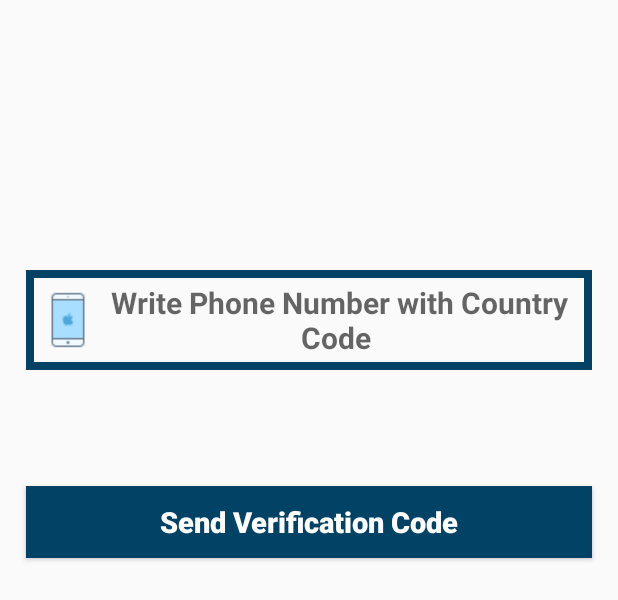
After one commit to gagansarwara/ChatBox---The-Chatting-App, an Android app: the layout activity_phone_login.xml on its own in the app's theme, with its tools: preview values and no code run, on a phone screen of 412 x 824 dp. The commit adds this screen. Shown: the top 600 px of the screen. Run offline under Robolectric (Android 15) with nearby library versions, the phone set to English and light mode, and no system bars.

Commit message:
Phone Authentication Designing and Functioning on Firebase Database

```diff
--- a/app/src/main/AndroidManifest.xml
+++ b/app/src/main/AndroidManifest.xml
@@ -1,8 +1,9 @@
 <?xml version="1.0" encoding="utf-8"?>
 <manifest xmlns:android="http://schemas.android.com/apk/res/android"
-    package="com.example.chatbox" >
+    package="com.example.chatbox">
 
     <uses-permission android:name="android.permission.INTERNET" />
+
 
     <application
         android:allowBackup="true"
@@ -10,13 +11,13 @@
         android:label="@string/app_name"
         android:roundIcon="@mipmap/ic_launcher_round"
         android:supportsRtl="true"
-        android:theme="@style/AppTheme" >
-        <activity android:name=".GroupChatActivity" >
-        </activity>
+        android:theme="@style/AppTheme">
+        <activity android:name=".PhoneLoginActivity"></activity>
+        <activity android:name=".GroupChatActivity"></activity>
         <activity android:name=".SettingsActivity" />
         <activity android:name=".RegisterActivity" />
         <activity android:name=".LoginActivity" />
-        <activity android:name=".MainActivity" >
+        <activity android:name=".MainActivity">
             <intent-filter>
                 <action android:name="android.intent.action.MAIN" />
 
--- a/app/src/main/java/com/example/chatbox/LoginActivity.java
+++ b/app/src/main/java/com/example/chatbox/LoginActivity.java
@@ -56,6 +56,18 @@ public class LoginActivity extends AppCompatActivity {
             @Override
             public void onClick(View v) {
                 AllowUserToLogin();
+            }
+        });
+
+        // Setting up listener for phone login button
+        PhoneLoginButton.setOnClickListener(new View.OnClickListener()
+        {
+            @Override
+            public void onClick(View v)
+            {
+                Intent phoneLoginIntent = new Intent(LoginActivity.this,PhoneLoginActivity.class);
+                startActivity(phoneLoginIntent);
+
             }
         });
     }
--- a/app/src/main/java/com/example/chatbox/MainActivity.java
+++ b/app/src/main/java/com/example/chatbox/MainActivity.java
@@ -84,7 +84,7 @@ public class MainActivity extends AppCompatActivity {
             {
                 if((dataSnapshot.child("name").exists()))   // If name is already present for Current UID
                 {
-                    Toast.makeText(MainActivity.this, "", Toast.LENGTH_SHORT).show();
+                    Toast.makeText(MainActivity.this, "WELCOME", Toast.LENGTH_SHORT).show();
                 }
                 else                                // Else screen will move to Settings Activity
                 {
--- /dev/null
+++ b/app/src/main/res/layout/activity_phone_login.xml
@@ -0,0 +1,83 @@
+<?xml version="1.0" encoding="utf-8"?>
+<RelativeLayout
+    xmlns:android="http://schemas.android.com/apk/res/android"
+    xmlns:app="http://schemas.android.com/apk/res-auto"
+    xmlns:tools="http://schemas.android.com/tools"
+    android:layout_width="match_parent"
+    android:layout_height="match_parent"
+    tools:context=".PhoneLoginActivity">
+
+    <EditText
+        android:id="@+id/phone_number_input"
+        android:layout_width="match_parent"
+        android:layout_height="wrap_content"
+        android:layout_alignParentStart="true"
+        android:layout_marginStart="17dp"
+        android:layout_marginEnd="17dp"
+        android:layout_marginTop="180dp"
+        android:background="@drawable/inputs"
+        android:padding="8dp"
+        android:hint="Write Phone Number with Country Code "
+        android:textAllCaps="false"
+        android:textSize="20sp"
+        android:drawableStart="@drawable/phone"
+        android:textAlignment="center"
+        android:textStyle="bold"
+        />
+
+    <EditText
+        android:id="@+id/verification_code_input"
+        android:layout_width="match_parent"
+        android:layout_height="wrap_content"
+        android:layout_alignParentStart="true"
+        android:layout_below="@id/phone_number_input"
+        android:layout_marginStart="17dp"
+        android:layout_marginEnd="17dp"
+        android:layout_marginTop="8dp"
+        android:background="@drawable/inputs"
+        android:padding="8dp"
+        android:hint="Write Verification Code Here..."
+        android:textAllCaps="false"
+        android:textSize="18sp"
+        android:drawableStart="@drawable/password"
+        android:textAlignment="center"
+        android:textStyle="bold"
+        android:visibility="invisible"
+        />
+
+    <Button
+        android:id="@+id/send_ver_code_button"
+        android:layout_width="match_parent"
+        android:layout_height="wrap_content"
+        android:text="Send Verification Code"
+        android:layout_below="@id/verification_code_input"
+        android:textAllCaps="false"
+        android:layout_marginStart="17dp"
+        android:layout_marginEnd="17dp"
+        android:layout_marginTop="5dp"
+        android:background="@drawable/buttons"
+        android:textColor="@android:color/background_light"
+        android:textSize="19sp"
+        android:textAlignment="center"
+        android:textStyle="bold"
+        />
+
+    <Button
+        android:id="@+id/verify_button"
+        android:layout_width="match_parent"
+        android:layout_height="wrap_content"
+        android:text="Verify Number"
+        android:layout_below="@+id/send_ver_code_button"
+        android:textAllCaps="false"
+        android:layout_marginStart="17dp"
+        android:layout_marginEnd="17dp"
+        android:layout_marginTop="5dp"
+        android:background="@drawable/buttons"
+        android:textColor="@android:color/background_light"
+        android:textSize="19sp"
+        android:textAlignment="center"
+        android:textStyle="bold"
+        android:visibility="invisible"
+        />
+
+</RelativeLayout>
```
